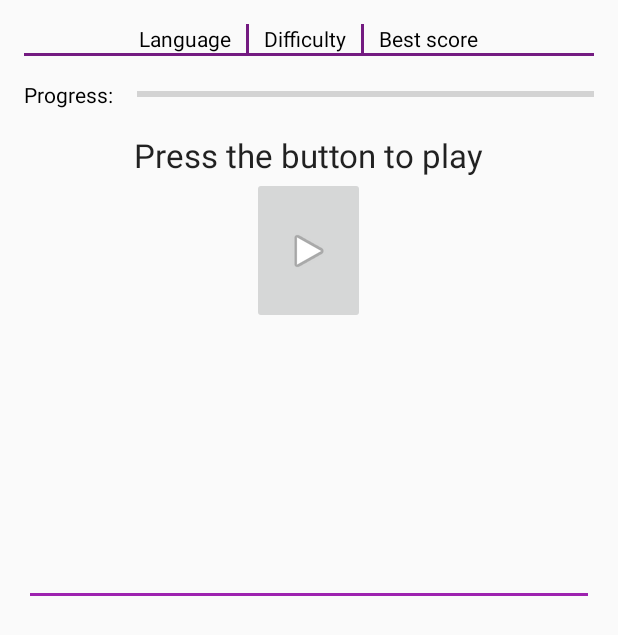
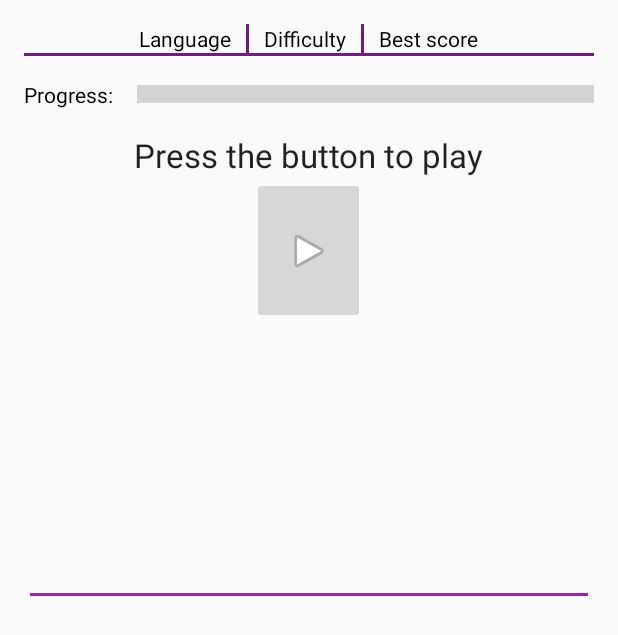
Before and after one commit to germede/DiktaPlus, an Android app: the layout fragment_game.xml on its own in the app's theme, with its tools: preview values and no code run, on a phone screen of 412 x 824 dp. Shown: the top 635 px of the screen. Run offline under Robolectric (Android 15) with nearby library versions, the phone set to English and light mode, and no system bars; network calls fail.

Commit message:
Game words

```diff
--- a/app/src/main/res/layout/fragment_game.xml
+++ b/app/src/main/res/layout/fragment_game.xml
@@ -64,8 +64,8 @@
         android:layout_width="match_parent"
         android:layout_height="wrap_content"
         android:orientation="horizontal"
-        android:layout_gravity="center_horizontal"
-        android:gravity="center_horizontal"
+        android:layout_gravity="center_vertical|center_horizontal"
+        android:gravity="center_vertical|center_horizontal"
         android:layout_marginTop="@dimen/activity_vertical_margin">
 
 
@@ -85,6 +85,7 @@
             android:layout_width="match_parent"
             android:layout_height="wrap_content"
             android:layout_gravity="center|center"
+            android:scaleY="3"
             android:progress="0"
             android:layout_weight="1"
             android:layout_marginLeft="@dimen/activity_horizontal_margin" />
```
Also changed, not shown: app/src/main/java/singularfactory/app/views/fragments/GameFragment.java (+10 -5 lines).
